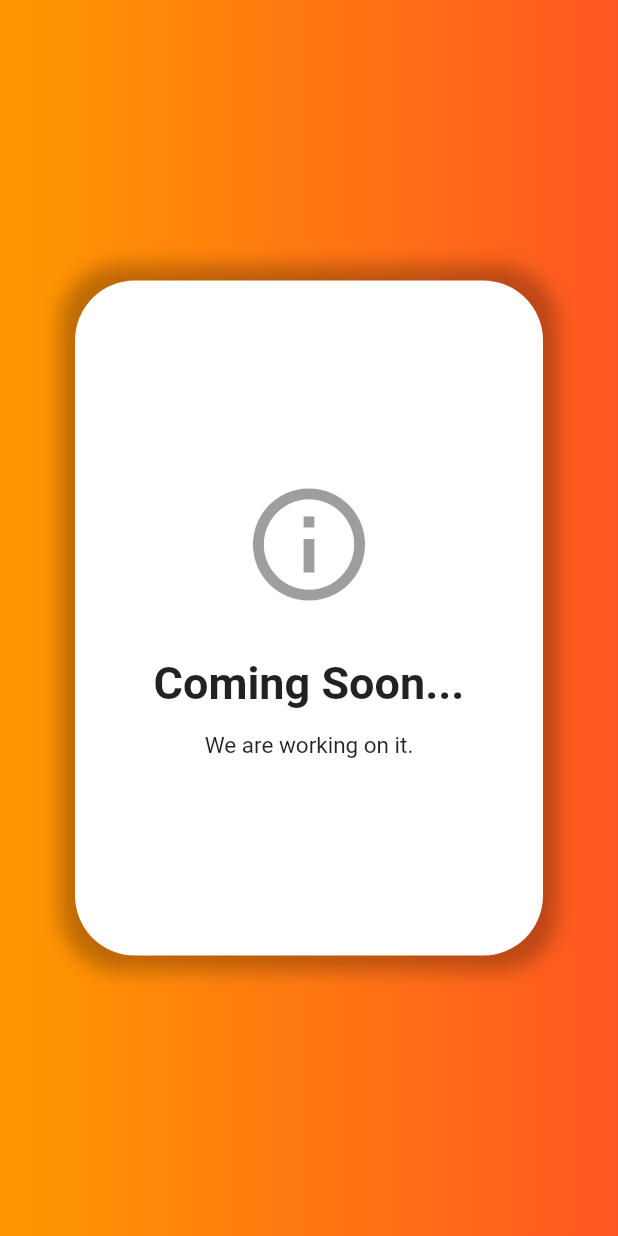
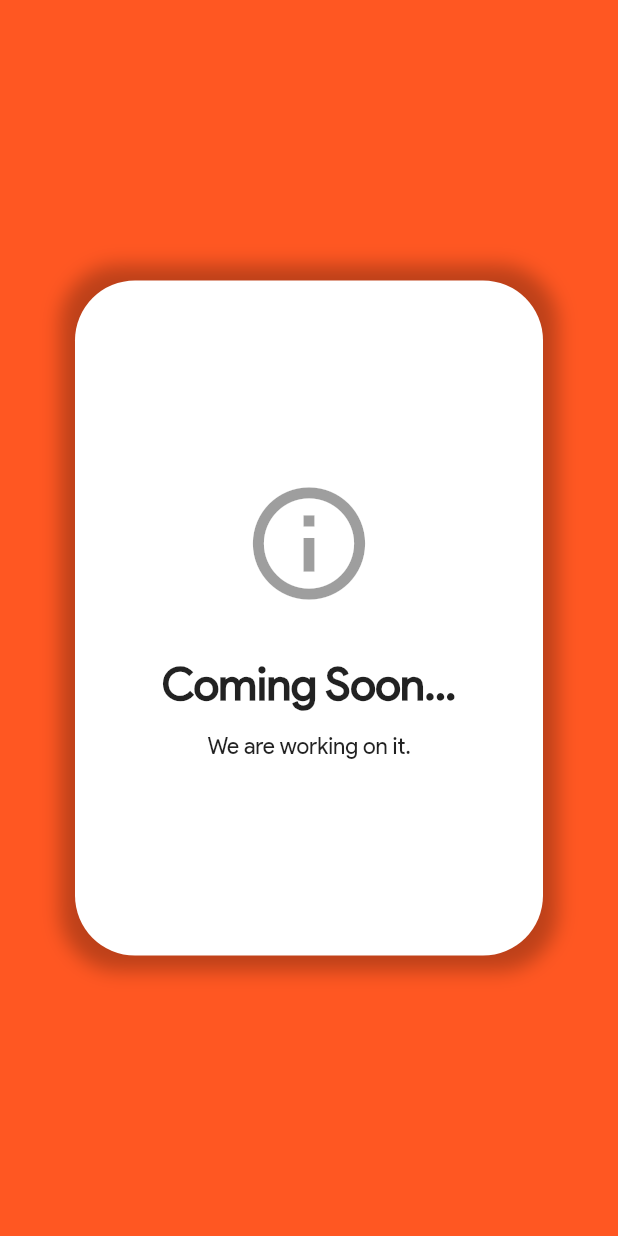
Before and after one commit to sansanchezmo/buku, a Flutter app: the CommingSoonPage screen opened directly, on a phone screen of 412 x 824 dp. Run offline on Flutter 3.47's test engine with Material 2 defaults, Android fonts, the phone set to English and light mode, and no system bars; our stand-ins replace curved_navigation_bar, firebase_auth, firebase_core, fluttertoast; accounts and stored records are empty.

Commit message:
Some colors were changed. App FontFamily also changed to 'ProductSans'.

```diff
--- a/lib/initialization/book_info_view.dart
+++ b/lib/initialization/book_info_view.dart
@@ -19,11 +19,7 @@ class _bookViewState extends State<bookView> {
     final screenWidth = MediaQuery.of(context).size.width;
     final rating = book.getRating();
     return Container(
-      decoration: BoxDecoration(
-        gradient: LinearGradient(
-          colors: [Colors.orange,Colors.deepOrange]
-        )
-      ),
+      color: Colors.deepOrange,
       child: Scaffold(
         backgroundColor: Colors.transparent,
         body: SingleChildScrollView(
--- a/lib/initialization/coming_soon_scaffold.dart
+++ b/lib/initialization/coming_soon_scaffold.dart
@@ -15,11 +15,7 @@ class _CommingSoonPage extends State<CommingSoonPage>{
     return Scaffold(
       body: Container(
         padding: EdgeInsets.all(50),
-        decoration: BoxDecoration(
-          gradient: LinearGradient(
-              colors: [Colors.orange,Colors.deepOrange]
-          )
-        ),
+        color: Colors.deepOrange,
         child: Center(
           child: Container(
             alignment: Alignment.center,
--- a/lib/initialization/search_scaffold.dart
+++ b/lib/initialization/search_scaffold.dart
@@ -34,8 +34,7 @@ class _SearchScaffold extends State<SearchScaffold> {
                     BoxShadow(
                         color: Colors.black12, spreadRadius: 5, blurRadius: 10)
                   ],
-                  gradient: LinearGradient(
-                      colors: [Colors.orange, Colors.deepOrange])),
+                  color: Colors.deepOrange),
               child:
                   Column(mainAxisAlignment: MainAxisAlignment.start, children: [
                 Row(mainAxisAlignment: MainAxisAlignment.center, children: [
--- a/lib/initialization/user_profile_scaffold.dart
+++ b/lib/initialization/user_profile_scaffold.dart
@@ -24,8 +24,7 @@ class _UserProfileScaffold extends State<UserProfileScaffold> {
                     height: 140,
                     width: double.infinity,
                     decoration: BoxDecoration(
-                        gradient: LinearGradient(
-                            colors: [Colors.orange, Colors.deepOrange]),
+                        color: Colors.deepOrange,
                         borderRadius: BorderRadius.only(
                             bottomLeft: Radius.circular(40),
                             bottomRight: Radius.circular(40)),
@@ -451,7 +450,7 @@ class _UserProfileScaffold extends State<UserProfileScaffold> {
     ];
     for (int i = 0; i < 10; i++) {
       userFavTagsList.add(Container(
-        height: 30,
+        height: 33,
         padding: EdgeInsets.all(8),
         decoration: BoxDecoration(
             color: Colors.white,
--- a/lib/main.dart
+++ b/lib/main.dart
@@ -19,6 +19,7 @@ class MyApp extends StatelessWidget {
   Widget build(BuildContext context) {
     return MaterialApp(
       debugShowCheckedModeBanner: false,
+      theme: ThemeData(fontFamily: 'ProductSans'),
       routes: <String, WidgetBuilder>{
         //Here you can implement routes to every single file
         // used by the Navigator.
```
